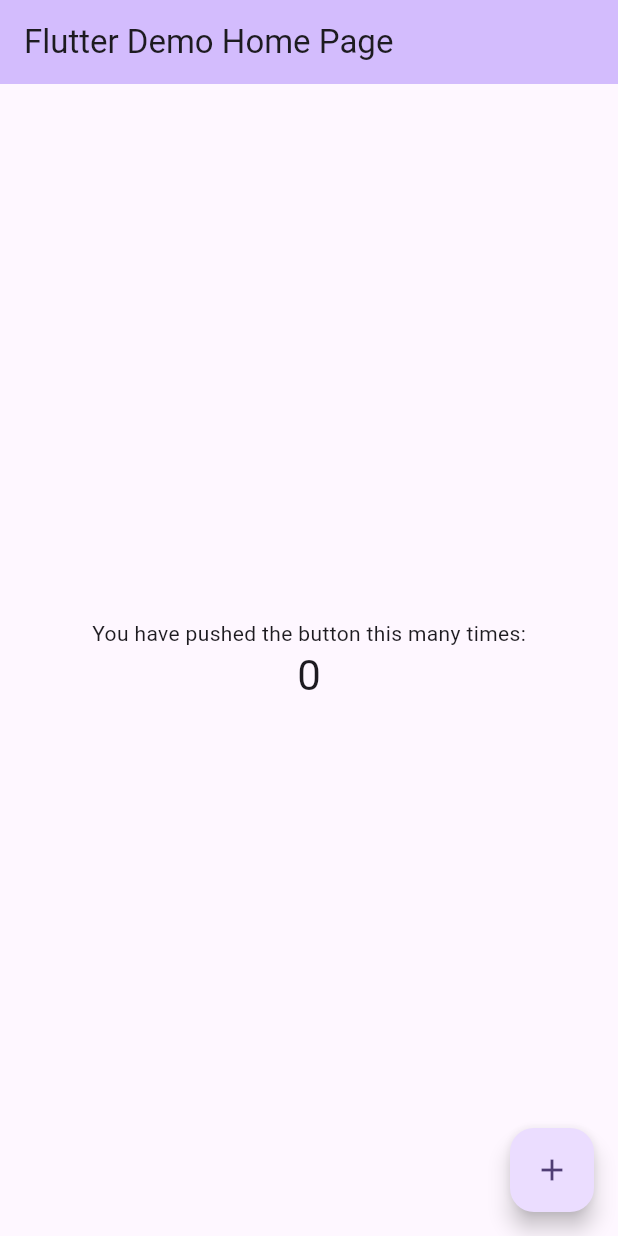
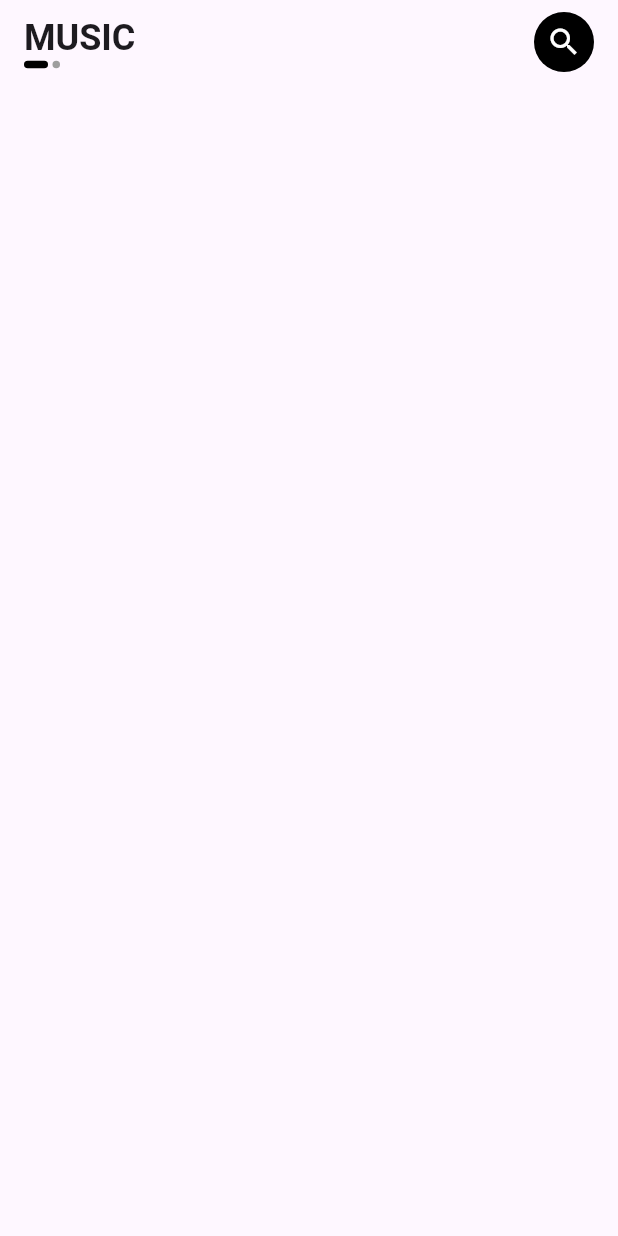
Before and after one commit to eunseong0207/flutter-practice-1, a Flutter app: the screen it shows after launch, on a phone screen of 412 x 824 dp. Run offline on Flutter 3.47's test engine with Material 3 defaults, Android fonts, the phone set to English and light mode, and no system bars.

Commit message:
feat : AppBar 구현

```diff
--- a/lib/main.dart
+++ b/lib/main.dart
@@ -1,122 +1,97 @@
 import 'package:flutter/material.dart';
 
 void main() {
-  runApp(const MyApp());
+  runApp(MyApp());
 }
 
 class MyApp extends StatelessWidget {
-  const MyApp({super.key});
-
-  // This widget is the root of your application.
   @override
   Widget build(BuildContext context) {
-    return MaterialApp(
-      title: 'Flutter Demo',
-      theme: ThemeData(
-        // This is the theme of your application.
-        //
-        // TRY THIS: Try running your application with "flutter run". You'll see
-        // the application has a purple toolbar. Then, without quitting the app,
-        // try changing the seedColor in the colorScheme below to Colors.green
-        // and then invoke "hot reload" (save your changes or press the "hot
-        // reload" button in a Flutter-supported IDE, or press "r" if you used
-        // the command line to start the app).
-        //
-        // Notice that the counter didn't reset back to zero; the application
-        // state is not lost during the reload. To reset the state, use hot
-        // restart instead.
-        //
-        // This works for code too, not just values: Most code changes can be
-        // tested with just a hot reload.
-        colorScheme: .fromSeed(seedColor: Colors.deepPurple),
-      ),
-      home: const MyHomePage(title: 'Flutter Demo Home Page'),
-    );
+    return MaterialApp(home: HomePage());
   }
 }
 
-class MyHomePage extends StatefulWidget {
-  const MyHomePage({super.key, required this.title});
-
-  // This widget is the home page of your application. It is stateful, meaning
-  // that it has a State object (defined below) that contains fields that affect
-  // how it looks.
-
-  // This class is the configuration for the state. It holds the values (in this
-  // case the title) provided by the parent (in this case the App widget) and
-  // used by the build method of the State. Fields in a Widget subclass are
-  // always marked "final".
-
-  final String title;
-
-  @override
-  State<MyHomePage> createState() => _MyHomePageState();
-}
-
-class _MyHomePageState extends State<MyHomePage> {
-  int _counter = 0;
-
-  void _incrementCounter() {
-    setState(() {
-      // This call to setState tells the Flutter framework that something has
-      // changed in this State, which causes it to rerun the build method below
-      // so that the display can reflect the updated values. If we changed
-      // _counter without calling setState(), then the build method would not be
-      // called again, and so nothing would appear to happen.
-      _counter++;
-    });
-  }
-
+///- ListView
+///    - ClipRRext : 자녀위젯 그냥 잘라줌
+///    (이미지에 많이 사용함)
+///        - Image
+///    - Row (제목행 이라고 부르자)(TODO 간격 구현하면서 고민)
+///        - Text
+///        - Text
+///    - Row
+///        -Column (큰앨범 이라고 부르자)
+///            - ClipRRext
+///                    - Image
+///                - Text
+///                - Text
+///        - 큰앨범
+///           - 큰앨범
+///    - 제목행
+///    - Row (작은앨범 이라고 부르자)
+///        - ClipRRext
+///            - Image
+///        - Column
+///            - Text
+///            - Text
+///        - Icon
+///    - 작은앨범
+///    - 작은앨범
+class HomePage extends StatelessWidget {
   @override
   Widget build(BuildContext context) {
-    // This method is rerun every time setState is called, for instance as done
-    // by the _incrementCounter method above.
-    //
-    // The Flutter framework has been optimized to make rerunning build methods
-    // fast, so that you can just rebuild anything that needs updating rather
-    // than having to individually change instances of widgets.
     return Scaffold(
       appBar: AppBar(
-        // TRY THIS: Try changing the color here to a specific color (to
-        // Colors.amber, perhaps?) and trigger a hot reload to see the AppBar
-        // change color while the other colors stay the same.
-        backgroundColor: Theme.of(context).colorScheme.inversePrimary,
-        // Here we take the value from the MyHomePage object that was created by
-        // the App.build method, and use it to set our appbar title.
-        title: Text(widget.title),
-      ),
-      body: Center(
-        // Center is a layout widget. It takes a single child and positions it
-        // in the middle of the parent.
-        child: Column(
-          // Column is also a layout widget. It takes a list of children and
-          // arranges them vertically. By default, it sizes itself to fit its
-          // children horizontally, and tries to be as tall as its parent.
-          //
-          // Column has various properties to control how it sizes itself and
-          // how it positions its children. Here we use mainAxisAlignment to
-          // center the children vertically; the main axis here is the vertical
-          // axis because Columns are vertical (the cross axis would be
-          // horizontal).
-          //
-          // TRY THIS: Invoke "debug painting" (choose the "Toggle Debug Paint"
-          // action in the IDE, or press "p" in the console), to see the
-          // wireframe for each widget.
-          mainAxisAlignment: .center,
+        actions: [
+          Container(
+            width: 40,
+            height: 40,
+            decoration: BoxDecoration(
+              borderRadius: BorderRadius.circular(100),
+              color: Colors.black,
+            ),
+            child: Icon(Icons.search, color: Colors.white),
+          ),
+          SizedBox(width: 16),
+        ],
+
+        // title 속성은 안드로이드에서는 왼쪽 기본
+        // 아이폰에서는 가운데 기본
+        // centerTitle : false 을 주게되면 왼쪽으로 가지만
+        // title에 Column을 배치하면 Column 크기가 앱바 영역전체를 차지하기 때문에 무용지물
+        // 이럴땐 CrossAxisAlignment 속성으로 조정
+        // Column 과 Row 의 CrossAxisAlignment 기본값은 가운데
+        title: Column(
+          crossAxisAlignment: CrossAxisAlignment.start,
           children: [
-            const Text('You have pushed the button this many times:'),
             Text(
-              '$_counter',
-              style: Theme.of(context).textTheme.headlineMedium,
+              "MUSIC",
+              style: TextStyle(fontSize: 24, fontWeight: FontWeight.bold),
+            ),
+
+            Row(
+              children: [
+                Container(
+                  width: 16,
+                  height: 5,
+                  decoration: BoxDecoration(
+                    color: Colors.black,
+                    borderRadius: BorderRadius.circular(100),
+                  ),
+                ),
+                SizedBox(width: 3),
+                Container(
+                  width: 5,
+                  height: 5,
+                  decoration: BoxDecoration(
+                    color: Colors.grey,
+                    borderRadius: BorderRadius.circular(100),
+                  ),
+                ),
+              ],
             ),
           ],
         ),
       ),
-      floatingActionButton: FloatingActionButton(
-        onPressed: _incrementCounter,
-        tooltip: 'Increment',
-        child: const Icon(Icons.add),
-      ),
     );
   }
 }
```
